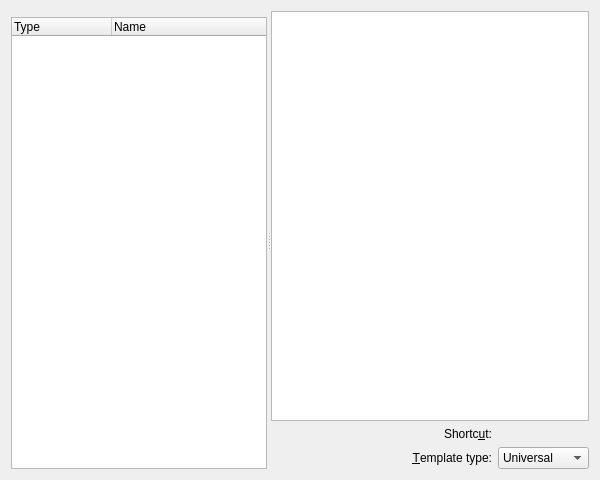
Before: the Qt Designer form kmail/customtemplates_base.ui in chusopr/kdepim-ktimetracker-akonadi, drawn with Qt 5.
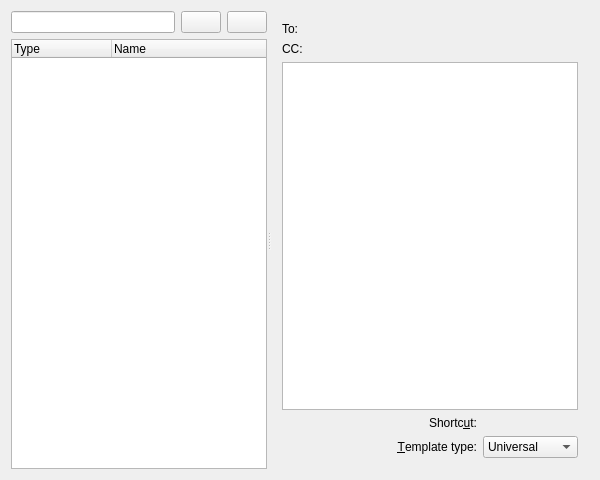
After: the same form once the commit is applied. Custom widgets are drawn as their Qt base class.

Patch:
```diff
--- a/kmail/customtemplates_base.ui
+++ b/kmail/customtemplates_base.ui
@@ -9,40 +9,32 @@
     <height>480</height>
    </rect>
   </property>
-  <layout class="QVBoxLayout" >
-   <property name="margin" >
+  <layout class="QGridLayout" name="gridLayout_2">
+   <property name="margin">
     <number>11</number>
    </property>
-   <property name="spacing" >
-    <number>6</number>
-   </property>
-   <item>
-    <widget class="QSplitter" name="splitter2" >
-     <property name="orientation" >
+   <item row="0" column="0">
+    <widget class="QSplitter" name="splitter2">
+     <property name="orientation">
       <enum>Qt::Horizontal</enum>
      </property>
-     <widget class="QWidget" name="layout9" >
-      <layout class="QVBoxLayout" >
-       <property name="margin" >
-        <number>0</number>
-       </property>
-       <property name="spacing" >
+     <widget class="QWidget" name="layout9">
+      <layout class="QVBoxLayout">
+       <property name="spacing">
         <number>6</number>
        </property>
+       <property name="margin">
+        <number>0</number>
+       </property>
        <item>
-        <layout class="QHBoxLayout" >
-         <property name="margin" >
-          <number>0</number>
-         </property>
-         <property name="spacing" >
+        <layout class="QHBoxLayout">
+         <property name="spacing">
           <number>6</number>
          </property>
          <item>
-          <widget class="KLineEdit" native="1" name="mName" >
-           <property name="sizePolicy" >
-            <sizepolicy>
-             <hsizetype>3</hsizetype>
-             <vsizetype>0</vsizetype>
+          <widget class="KLineEdit" name="mName">
+           <property name="sizePolicy">
+            <sizepolicy hsizetype="MinimumExpanding" vsizetype="Fixed">
              <horstretch>0</horstretch>
              <verstretch>0</verstretch>
             </sizepolicy>
@@ -56,19 +48,17 @@
           </widget>
          </item>
          <item>
-          <widget class="KPushButton" native="1" name="mAdd" />
+          <widget class="KPushButton" name="mAdd"/>
          </item>
          <item>
-          <widget class="KPushButton" native="1" name="mRemove" />
+          <widget class="KPushButton" name="mRemove"/>
          </item>
         </layout>
        </item>
        <item>
-        <widget class="QTreeWidget" name="mList" >
-         <property name="sizePolicy" >
-          <sizepolicy>
-           <hsizetype>5</hsizetype>
-           <vsizetype>7</vsizetype>
+        <widget class="QTreeWidget" name="mList">
+         <property name="sizePolicy">
+          <sizepolicy hsizetype="Preferred" vsizetype="Expanding">
            <horstretch>0</horstretch>
            <verstretch>0</verstretch>
           </sizepolicy>
@@ -90,11 +80,9 @@
        </item>
       </layout>
      </widget>
-     <widget class="QFrame" name="mEditFrame" >
-      <property name="sizePolicy" >
-       <sizepolicy>
-        <hsizetype>7</hsizetype>
-        <vsizetype>5</vsizetype>
+     <widget class="QFrame" name="mEditFrame">
+      <property name="sizePolicy">
+       <sizepolicy hsizetype="Expanding" vsizetype="Preferred">
         <horstretch>12</horstretch>
         <verstretch>0</verstretch>
        </sizepolicy>
@@ -105,19 +93,57 @@
       <property name="frameShadow" >
        <enum>QFrame::Raised</enum>
       </property>
-      <layout class="QVBoxLayout" >
-       <property name="margin" >
-        <number>0</number>
-       </property>
-       <property name="spacing" >
-        <number>6</number>
-       </property>
+      <layout class="QVBoxLayout" name="verticalLayout_3">
        <item>
-        <widget class="QTextEdit" name="mEdit" >
-         <property name="sizePolicy" >
-          <sizepolicy>
-           <hsizetype>7</hsizetype>
-           <vsizetype>7</vsizetype>
+        <layout class="QGridLayout" name="gridLayout">
+         <item row="0" column="0">
+          <layout class="QVBoxLayout" name="verticalLayout_2">
+           <item>
+            <widget class="QLabel" name="mToLabel">
+             <property name="text">
+              <string>To:</string>
+             </property>
+            </widget>
+           </item>
+           <item>
+            <widget class="QLabel" name="mCCLabel">
+             <property name="text">
+              <string>CC:</string>
+             </property>
+            </widget>
+           </item>
+          </layout>
+         </item>
+         <item row="0" column="1">
+          <layout class="QVBoxLayout" name="verticalLayout">
+           <item>
+            <widget class="KMFilterActionWithAddressWidget" name="mToEdit" native="true">
+             <property name="sizePolicy">
+              <sizepolicy hsizetype="MinimumExpanding" vsizetype="Minimum">
+               <horstretch>0</horstretch>
+               <verstretch>0</verstretch>
+              </sizepolicy>
+             </property>
+            </widget>
+           </item>
+           <item>
+            <widget class="KMFilterActionWithAddressWidget" name="mCCEdit" native="true">
+             <property name="sizePolicy">
+              <sizepolicy hsizetype="MinimumExpanding" vsizetype="Minimum">
+               <horstretch>0</horstretch>
+               <verstretch>0</verstretch>
+              </sizepolicy>
+             </property>
+            </widget>
+           </item>
+          </layout>
+         </item>
+        </layout>
+       </item>
+       <item>
+        <widget class="QTextEdit" name="mEdit">
+         <property name="sizePolicy">
+          <sizepolicy hsizetype="Expanding" vsizetype="Expanding">
            <horstretch>3</horstretch>
            <verstretch>1</verstretch>
           </sizepolicy>
@@ -131,15 +157,15 @@
         </widget>
        </item>
        <item>
-        <layout class="QGridLayout" >
-         <property name="margin" >
+        <layout class="QGridLayout">
+         <property name="margin">
           <number>0</number>
          </property>
-         <property name="spacing" >
+         <property name="spacing">
           <number>6</number>
          </property>
-         <item row="1" column="2" >
-          <widget class="QComboBox" name="mType" >
+         <item row="1" column="2">
+          <widget class="QComboBox" name="mType">
            <item>
             <property name="text" >
              <string>Universal</string>
@@ -162,26 +188,11 @@
            </item>
           </widget>
          </item>
-         <item row="0" column="1" >
-          <widget class="QLabel" name="textLabel1_2" >
-           <property name="text" >
-            <string>Shortc&amp;ut:</string>
-           </property>
-           <property name="alignment" >
-            <set>Qt::AlignRight|Qt::AlignTrailing|Qt::AlignVCenter</set>
-           </property>
-           <property name="buddy" >
-            <cstring>mKeySequenceWidget</cstring>
-           </property>
-          </widget>
-         </item>
-         <item row="1" column="1" >
-          <widget class="QLabel" name="textLabel1" >
-           <property name="sizePolicy" >
-            <sizepolicy>
-             <hsizetype>5</hsizetype>
-             <vsizetype>5</vsizetype>
-             <horstretch>1</horstretch>
+         <item row="1" column="1">
+          <widget class="QLabel" name="textLabel1">
+           <property name="sizePolicy">
+            <sizepolicy hsizetype="Preferred" vsizetype="Preferred">
+             <horstretch>0</horstretch>
              <verstretch>0</verstretch>
             </sizepolicy>
            </property>
@@ -196,14 +207,27 @@
            </property>
           </widget>
          </item>
-         <item row="1" column="0" >
-          <widget class="TemplatesInsertCommand" native="1" name="mInsertCommand" />
+         <item row="1" column="0">
+          <widget class="TemplatesInsertCommand" name="mInsertCommand" native="true"/>
          </item>
-         <item row="0" column="0" >
-          <widget class="QLabel" name="mHelp" />
+         <item row="0" column="0">
+          <widget class="QLabel" name="mHelp"/>
          </item>
-         <item row="0" column="2" >
-          <widget class="KKeySequenceWidget" native="1" name="mKeySequenceWidget" />
+         <item row="0" column="2">
+          <widget class="KKeySequenceWidget" name="mKeySequenceWidget"/>
+         </item>
+         <item row="0" column="1">
+          <widget class="QLabel" name="textLabel1_2">
+           <property name="text">
+            <string>Shortc&amp;ut:</string>
+           </property>
+           <property name="alignment">
+            <set>Qt::AlignRight|Qt::AlignTrailing|Qt::AlignVCenter</set>
+           </property>
+           <property name="buddy">
+            <cstring>mKeySequenceWidget</cstring>
+           </property>
+          </widget>
          </item>
         </layout>
        </item>
@@ -213,30 +237,36 @@
    </item>
   </layout>
  </widget>
- <layoutdefault spacing="6" margin="11" />
+ <layoutdefault spacing="6" margin="11"/>
  <customwidgets>
-  <customwidget>
-   <class>TemplatesInsertCommand</class>
-   <extends>QWidget</extends>
-   <header>templatesinsertcommand.h</header>
-  </customwidget>
   <customwidget>
    <class>KKeySequenceWidget</class>
    <extends>QWidget</extends>
    <header>kkeysequencewidget.h</header>
   </customwidget>
-  <customwidget>
-   <class>KPushButton</class>
-   <extends>QWidget</extends>
-   <header>kpushbutton.h</header>
-   <container>1</container>
-  </customwidget>
   <customwidget>
    <class>KLineEdit</class>
-   <extends>QWidget</extends>
+   <extends>QLineEdit</extends>
    <header>klineedit.h</header>
    <container>1</container>
   </customwidget>
+  <customwidget>
+   <class>KPushButton</class>
+   <extends>QPushButton</extends>
+   <header>kpushbutton.h</header>
+   <container>1</container>
+  </customwidget>
+  <customwidget>
+   <class>TemplatesInsertCommand</class>
+   <extends>QWidget</extends>
+   <header>templatesinsertcommand.h</header>
+  </customwidget>
+  <customwidget>
+   <class>KMFilterActionWithAddressWidget</class>
+   <extends>QWidget</extends>
+   <header>kmfawidgets.h</header>
+   <container>1</container>
+  </customwidget>
  </customwidgets>
  <resources/>
  <connections/>
```
Left out of the diff: 40 changed lines with no effect on the pictures.
